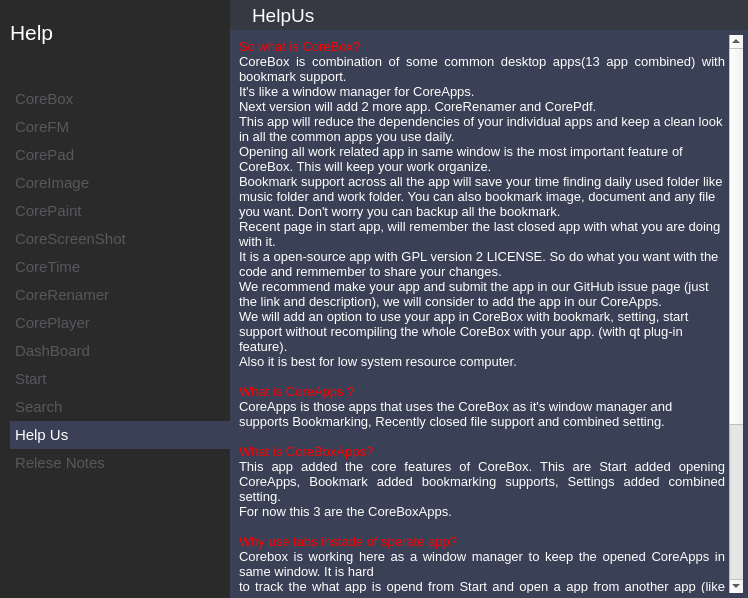
Qt form app/help/help.ui (rahmanshaber/corebox) before a commit.
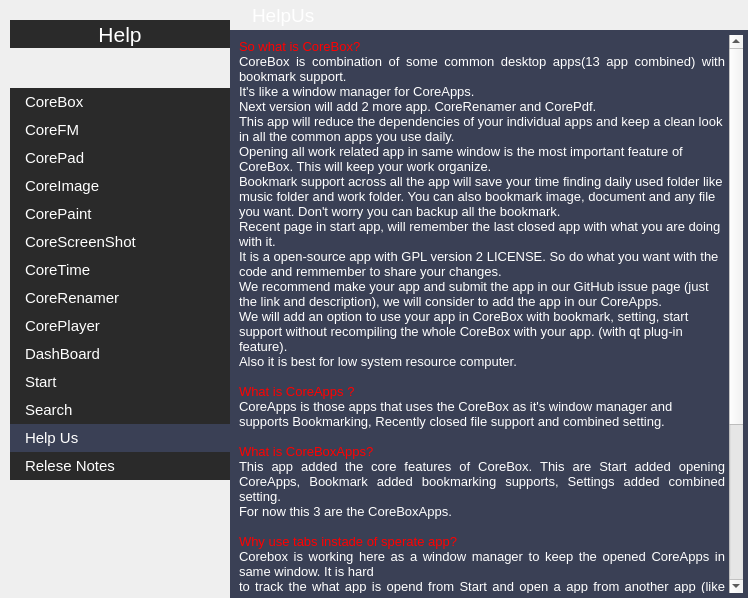
The same form after that commit. The open tabs and pages were chosen to show the change. Icons and pictures are not drawn.

Diff of the .ui file:
```diff
--- a/app/help/help.ui
+++ b/app/help/help.ui
@@ -17,6 +17,47 @@
    <iconset resource="../icons.qrc">
     <normaloff>:/icons/Help.svg</normaloff>:/icons/Help.svg</iconset>
   </property>
+  <property name="styleSheet">
+   <string notr="true">QTextEdit{
+padding: 5px 5px 5px 5px;
+background-color: #3A4055;
+color: #ffffff;
+border: 1px #161616;
+}
+
+QPushButton{
+border: 1px #2A2A2A;
+color: #ffffff;
+background-color: #2A2A2A;
+Text-align:left;
+padding: 5px 5px 5px 15px;
+}
+
+QPushButton:checked{
+background-color: #3A4055;
+}
+
+QPushButton:hover {
+background-color: #3A4055;
+}
+
+QToolButton{
+border: 1px #2A2A2A;
+background-color:#2A2A2A;
+color: white;
+}
+
+QFrame [accessibleName=&quot;nameBar&quot;]{
+background-color:#363941;
+color: #FFFFFF;
+}
+
+QWidget [accessibleName=&quot;shortcut&quot;]{
+background-color: #2A2A2A;
+color: #ffffff;
+border: 1px #161616;
+}</string>
+  </property>
   <layout class="QGridLayout" name="gridLayout">
    <property name="leftMargin">
     <number>0</number>
@@ -47,11 +88,8 @@
        <height>30</height>
       </size>
      </property>
-     <property name="styleSheet">
-      <string notr="true">QWidget{
-background-color:#363941;
-color: #FFFFFF;
-}</string>
+     <property name="accessibleName">
+      <string>nameBar</string>
      </property>
      <property name="frameShape">
       <enum>QFrame::NoFrame</enum>
@@ -906,12 +944,8 @@
        <height>16777215</height>
       </size>
      </property>
-     <property name="styleSheet">
-      <string notr="true">QWidget{
-background-color: #2A2A2A;
-color: #ffffff;
-border: 1px #161616;
-}</string>
+     <property name="accessibleName">
+      <string>shortcut</string>
      </property>
      <layout class="QVBoxLayout" name="verticalLayout_6">
       <property name="spacing">
@@ -930,7 +964,13 @@
        <number>10</number>
       </property>
       <item>
-       <widget class="QPushButton" name="title">
+       <widget class="QToolButton" name="title">
+        <property name="sizePolicy">
+         <sizepolicy hsizetype="Expanding" vsizetype="Fixed">
+          <horstretch>0</horstretch>
+          <verstretch>0</verstretch>
+         </sizepolicy>
+        </property>
         <property name="font">
          <font>
           <pointsize>16</pointsize>
@@ -939,10 +979,6 @@
         <property name="layoutDirection">
          <enum>Qt::LeftToRight</enum>
         </property>
-        <property name="styleSheet">
-         <string notr="true">Text-align:left
-</string>
-        </property>
         <property name="text">
          <string notr="true">Help</string>
         </property>
@@ -956,8 +992,8 @@
           <height>24</height>
          </size>
         </property>
-        <property name="flat">
-         <bool>true</bool>
+        <property name="toolButtonStyle">
+         <enum>Qt::ToolButtonTextBesideIcon</enum>
         </property>
        </widget>
       </item>
@@ -984,18 +1020,6 @@
           <pointsize>11</pointsize>
          </font>
         </property>
-        <property name="styleSheet">
-         <string notr="true">QPushButton{
-Text-align:left;
-padding: 5px 5px 5px 5px;
-}
-QPushButton:checked{
-background-color:#3A4055; 
-}
-QPushButton:!checked{
-color: #57585D ;
-}</string>
-        </property>
         <property name="text">
          <string>CoreBox</string>
         </property>
@@ -1011,6 +1035,9 @@
         <property name="checked">
          <bool>false</bool>
         </property>
+        <property name="flat">
+         <bool>true</bool>
+        </property>
        </widget>
       </item>
       <item>
@@ -1020,18 +1047,6 @@
           <pointsize>11</pointsize>
          </font>
         </property>
-        <property name="styleSheet">
-         <string notr="true">QPushButton{
-Text-align:left;
-padding: 5px 5px 5px 5px;
-}
-QPushButton:checked{
-background-color:#3A4055; 
-}
-QPushButton:!checked{
-color: #57585D ;
-}</string>
-        </property>
         <property name="text">
          <string>CoreFM</string>
         </property>
@@ -1056,18 +1071,6 @@
           <pointsize>11</pointsize>
          </font>
         </property>
-        <property name="styleSheet">
-         <string notr="true">QPushButton{
-Text-align:left;
-padding: 5px 5px 5px 5px;
-}
-QPushButton:checked{
-background-color:#3A4055; 
-}
-QPushButton:!checked{
-color: #57585D ;
-}</string>
-        </property>
         <property name="text">
          <string>CorePad</string>
         </property>
@@ -1092,18 +1095,6 @@
           <pointsize>11</pointsize>
          </font>
         </property>
-        <property name="styleSheet">
-         <string notr="true">QPushButton{
-Text-align:left;
-padding: 5px 5px 5px 5px;
-}
-QPushButton:checked{
-background-color:#3A4055; 
-}
-QPushButton:!checked{
-color: #57585D ;
-}</string>
-        </property>
         <property name="text">
          <string>CoreImage</string>
         </property>
@@ -1128,18 +1119,6 @@
           <pointsize>11</pointsize>
          </font>
         </property>
-        <property name="styleSheet">
-         <string notr="true">QPushButton{
-Text-align:left;
-padding: 5px 5px 5px 5px;
-}
-QPushButton:checked{
-background-color:#3A4055; 
-}
-QPushButton:!checked{
-color: #57585D ;
-}</string>
-        </property>
         <property name="text">
          <string>CorePaint</string>
         </property>
@@ -1164,18 +1143,6 @@
           <pointsize>11</pointsize>
          </font>
         </property>
-        <property name="styleSheet">
-         <string notr="true">QPushButton{
-Text-align:left;
-padding: 5px 5px 5px 5px;
-}
-QPushButton:checked{
-background-color:#3A4055; 
-}
-QPushButton:!checked{
-color: #57585D ;
-}</string>
-        </property>
         <property name="text">
          <string>CoreScreenShot</string>
         </property>
@@ -1200,18 +1167,6 @@
           <pointsize>11</pointsize>
          </font>
         </property>
-        <property name="styleSheet">
-         <string notr="true">QPushButton{
-Text-align:left;
-padding: 5px 5px 5px 5px;
-}
-QPushButton:checked{
-background-color:#3A4055; 
-}
-QPushButton:!checked{
-color: #57585D ;
-}</string>
-        </property>
         <property name="text">
          <string>CoreTime</string>
         </property>
@@ -1236,18 +1191,6 @@
           <pointsize>11</pointsize>
          </font>
         </property>
-        <property name="styleSheet">
-         <string notr="true">QPushButton{
-Text-align:left;
-padding: 5px 5px 5px 5px;
-}
-QPushButton:checked{
-background-color:#3A4055; 
-}
-QPushButton:!checked{
-color: #57585D ;
-}</string>
-        </property>
         <property name="text">
          <string>CoreRenamer</string>
         </property>
@@ -1272,18 +1215,6 @@
           <pointsize>11</pointsize>
          </font>
         </property>
-        <property name="styleSheet">
-         <string notr="true">QPushButton{
-Text-align:left;
-padding: 5px 5px 5px 5px;
-}
-QPushButton:checked{
-background-color:#3A4055; 
-}
-QPushButton:!checked{
-color: #57585D ;
-}</string>
-        </property>
         <property name="text">
          <string>CorePlayer</string>
         </property>
@@ -1308,18 +1239,6 @@
           <pointsize>11</pointsize>
          </font>
         </property>
-        <property name="styleSheet">
-         <string notr="true">QPushButton{
-Text-align:left;
-padding: 5px 5px 5px 5px;
-}
-QPushButton:checked{
-background-color:#3A4055; 
-}
-QPushButton:!checked{
-color: #57585D ;
-}</string>
-        </property>
         <property name="text">
          <string>DashBoard</string>
         </property>
@@ -1344,18 +1263,6 @@
           <pointsize>11</pointsize>
          </font>
         </property>
-        <property name="styleSheet">
-         <string notr="true">QPushButton{
-Text-align:left;
-padding: 5px 5px 5px 5px;
-}
-QPushButton:checked{
-background-color:#3A4055; 
-}
-QPushButton:!checked{
-color: #57585D ;
-}</string>
-        </property>
         <property name="text">
          <string>Start</string>
         </property>
@@ -1380,24 +1287,15 @@
           <pointsize>11</pointsize>
          </font>
         </property>
-        <property name="styleSheet">
-         <string notr="true">QPushButton{
-Text-align:left;
-padding: 5px 5px 5px 5px;
-}
-QPushButton:checked{
-background-color:#3A4055; 
-}
-QPushButton:!checked{
-color: #57585D ;
-}</string>
-        </property>
         <property name="text">
          <string>Search</string>
         </property>
         <property name="checkable">
          <bool>true</bool>
         </property>
+        <property name="flat">
+         <bool>true</bool>
+        </property>
        </widget>
       </item>
       <item>
@@ -1407,18 +1305,6 @@
           <pointsize>11</pointsize>
          </font>
         </property>
-        <property name="styleSheet">
-         <string notr="true">QPushButton{
-Text-align:left;
-padding: 5px 5px 5px 5px;
-}
-QPushButton:checked{
-background-color:#3A4055; 
-}
-QPushButton:!checked{
-color: #57585D ;
-}</string>
-        </property>
         <property name="text">
          <string>Help Us</string>
         </property>
@@ -1446,24 +1332,15 @@
           <pointsize>11</pointsize>
          </font>
         </property>
-        <property name="styleSheet">
-         <string notr="true">QPushButton{
-Text-align:left;
-padding: 5px 5px 5px 5px;
-}
-QPushButton:checked{
-background-color:#3A4055; 
-}
-QPushButton:!checked{
-color: #57585D ;
-}</string>
-        </property>
         <property name="text">
          <string>Relese Notes</string>
         </property>
         <property name="checkable">
          <bool>true</bool>
         </property>
+        <property name="flat">
+         <bool>true</bool>
+        </property>
        </widget>
       </item>
       <item>
```
Left out of the diff: 422 changed lines with no effect on the pictures.
